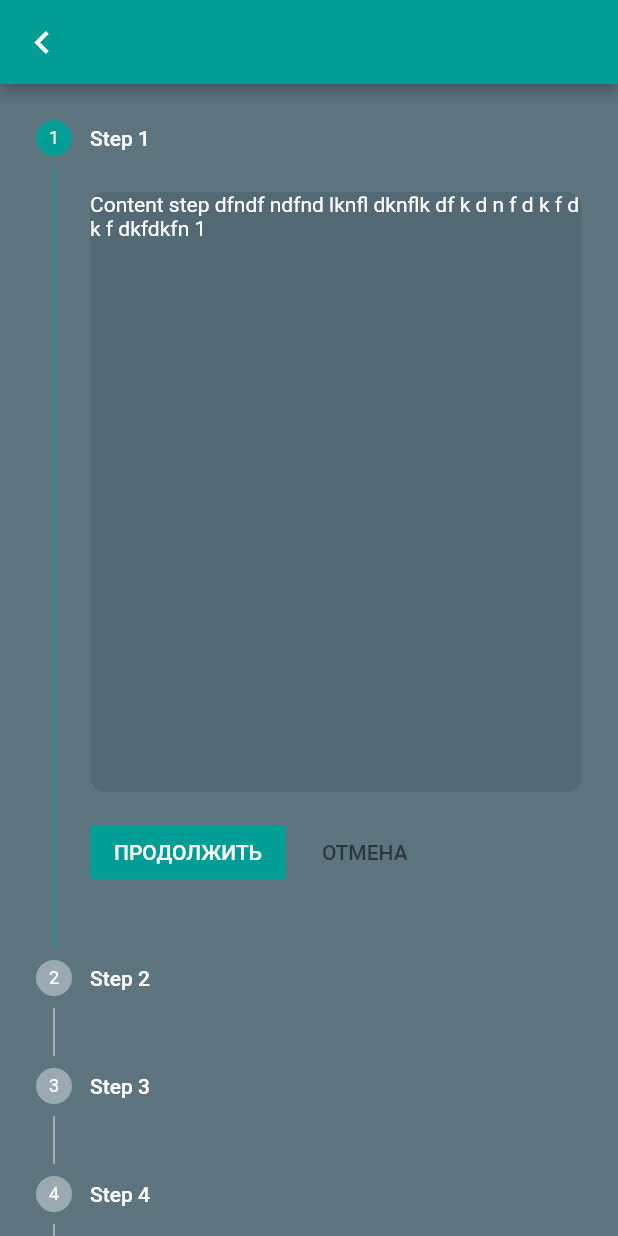
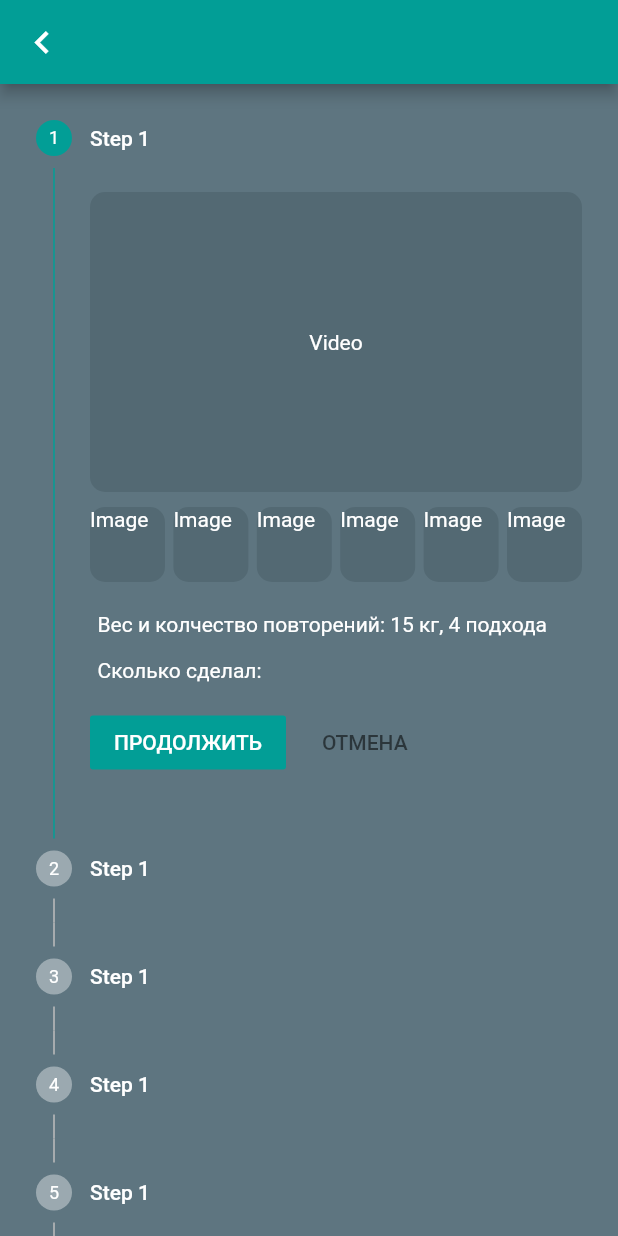
Before and after one commit to Finthan/pocket_coach, a Flutter app: the Workout screen opened directly with empty values, on a phone screen of 412 x 824 dp. Run offline on Flutter 3.47's test engine with Material 2 defaults, Android fonts, the phone set to English and light mode, and no system bars; our stand-ins replace flutter_svg, rive, syncfusion_flutter_calendar; missing offline and left inert: syncfusion_localizations.

Commit message:
модифицирован workout

```diff
--- a/lib/main.dart
+++ b/lib/main.dart
@@ -5,14 +5,24 @@ import 'package:syncfusion_flutter_calendar/calendar.dart';
 import 'package:syncfusion_localizations/syncfusion_localizations.dart';
 
 import 'constants.dart';
+import 'screens/auth_registration.dart/auth_registration_screen.dart';
 
 void main() {
   runApp(const Main());
 }
 
-class Main extends StatelessWidget {
+class Main extends StatefulWidget {
   const Main({super.key});
 
+  @override
+  State<Main> createState() => _MainState();
+}
+
+var isAuth = false;
+var login = "";
+var password = "";
+
+class _MainState extends State<Main> {
   @override
   Widget build(BuildContext context) {
     return MaterialApp(
@@ -46,7 +56,7 @@ class Main extends StatelessWidget {
         primaryColor: kNavBarIconColor,
         textTheme: Theme.of(context).textTheme.apply(bodyColor: kPrimaryColor),
       ),
-      home: const App(),
+      home: isAuth ? const App() : const AuthRegistrationScreen(),
     );
   }
 }
--- a/lib/screens/workout/components/list_workout.dart
+++ b/lib/screens/workout/components/list_workout.dart
@@ -29,7 +29,7 @@ class _ListWorkoutState extends State<ListWorkout>
 
   @override
   Widget build(BuildContext context) {
-    final DateTime todayDay = DateTime.parse("2023-04-17 00:00:00Z");
+    final DateTime todayDay = DateTime.now();
     var weekList = ["", "", ""];
     var nameWorkout = [
       "Нет запланированной тренировки",
@@ -123,7 +123,7 @@ class _ListWorkoutState extends State<ListWorkout>
         for (var i = 0; i < 3; i++)
           GestureDetector(
             onTap: () {
-              if (weekList[i] == "Сегодня" && i == 0) {
+              if (i == 0) {
                 Navigator.push(
                   context,
                   MaterialPageRoute(
--- a/lib/screens/workout/components/workout.dart
+++ b/lib/screens/workout/components/workout.dart
@@ -19,8 +19,22 @@ class Workout extends StatefulWidget {
 class _WorkoutState extends State<Workout> {
   int _currentStep = 0;
 
+  int i = 0;
+  int countWidget = 6;
+  int countWorkout = 6;
+  var countTrue = true;
+
   @override
   Widget build(BuildContext context) {
+    if (countWidget <= 5) {
+      setState(() {
+        countTrue = false;
+      });
+    } else {
+      setState(() {
+        countTrue = true;
+      });
+    }
     return Scaffold(
       appBar: AppBar(
         leading: IconButton(
@@ -34,9 +48,10 @@ class _WorkoutState extends State<Workout> {
       ),
       body: Stepper(
         steps: [
+          for (i = 0; i < countWorkout; i++)
             Step(
-            state: _currentStep > 0 ? StepState.complete : StepState.disabled,
-            isActive: _currentStep == 0,
+              state: _currentStep > i ? StepState.complete : StepState.disabled,
+              isActive: _currentStep == i,
               title: const Text(
                 "Step 1",
                 style: TextStyle(color: kWhiteColor),
@@ -46,124 +61,71 @@ class _WorkoutState extends State<Workout> {
                   Container(
                     // padding: const EdgeInsets.only(left: 20, top: 20, right: 20),
                     width: 500,
-                  height: 400,
+                    height: 200,
                     decoration: const BoxDecoration(
                       color: kWorkoutColor,
                       borderRadius: BorderRadius.all(Radius.circular(10)),
                     ),
+                    child: const Center(
+                      child: Text(
+                        "Video",
+                        style: TextStyle(color: kWhiteColor),
+                      ),
+                    ),
+                  ),
+                  Padding(
+                    padding: const EdgeInsets.only(top: 10),
+                    child: Row(
+                      mainAxisAlignment: countTrue
+                          ? MainAxisAlignment.spaceBetween
+                          : MainAxisAlignment.start,
+                      children: [
+                        for (var j = 0; j < countWidget; j++)
+                          Padding(
+                            padding: countTrue
+                                ? const EdgeInsets.only(right: 0)
+                                : const EdgeInsets.only(right: 10),
+                            child: Container(
+                              width: 50,
+                              height: 50,
+                              decoration: const BoxDecoration(
+                                color: kWorkoutColor,
+                                borderRadius:
+                                    BorderRadius.all(Radius.circular(10)),
+                              ),
                               child: const Text(
-                    "Content step dfndf ndfnd lknfl dknflk df k d n f d k f d k f dkfdkfn 1 ",
+                                "Image",
+                                style: TextStyle(color: kWhiteColor),
+                              ),
+                            ),
+                          ),
+                      ],
+                    ),
+                  ),
+                  Container(
+                    alignment: Alignment.centerLeft,
+                    padding: const EdgeInsets.only(left: 5, top: 20),
+                    child: const Text(
+                      "Вес и колчество повторений: 15 кг, 4 подхода",
+                      style: TextStyle(color: kWhiteColor),
+                    ),
+                  ),
+                  Container(
+                    alignment: Alignment.centerLeft,
+                    padding: const EdgeInsets.only(left: 5, top: 15),
+                    child: const Text(
+                      "Сколько сделал:",
                       style: TextStyle(color: kWhiteColor),
                     ),
                   ),
                 ],
               ),
             ),
-          Step(
-            state: _currentStep > 1 ? StepState.complete : StepState.disabled,
-            isActive: _currentStep == 1,
-            title: const Text(
-              "Step 2",
-              style: TextStyle(color: kWhiteColor),
-            ),
-            content: Container(
-              padding: const EdgeInsets.only(left: 20, top: 20, right: 20),
-              width: 500,
-              height: 400,
-              decoration: const BoxDecoration(
-                color: kWorkoutColor,
-                borderRadius: BorderRadius.all(Radius.circular(10)),
-              ),
-              child: const Text(
-                "Content stepdfndfndfndlknfldknflkdfkdnfdkfdkfdkfdkfn 1",
-                style: TextStyle(color: kWhiteColor),
-              ),
-            ),
-          ),
-          Step(
-            state: _currentStep > 2 ? StepState.complete : StepState.disabled,
-            isActive: _currentStep == 2,
-            title: const Text(
-              "Step 3",
-              style: TextStyle(color: kWhiteColor),
-            ),
-            content: Container(
-              padding: const EdgeInsets.only(left: 20, top: 20, right: 20),
-              width: 500,
-              height: 400,
-              decoration: const BoxDecoration(
-                color: kWorkoutColor,
-                borderRadius: BorderRadius.all(Radius.circular(10)),
-              ),
-              child: const Text(
-                "Content stepdfndfndfndlknfldknflkdfkdnfdkfdkfdkfdkfn 1",
-                style: TextStyle(color: kWhiteColor),
-              ),
-            ),
-          ),
-          Step(
-            state: _currentStep > 3 ? StepState.complete : StepState.disabled,
-            isActive: _currentStep == 3,
-            title: const Text(
-              "Step 4",
-              style: TextStyle(color: kWhiteColor),
-            ),
-            content: Container(
-              padding: const EdgeInsets.only(left: 20, top: 20, right: 20),
-              width: 500,
-              height: 400,
-              decoration: const BoxDecoration(
-                color: kWorkoutColor,
-                borderRadius: BorderRadius.all(Radius.circular(10)),
-              ),
-              child: const Text(
-                "Content stepdfndfndfndlknfldknflkdfkdnfdkfdkfdkfdkfn 1",
-                style: TextStyle(color: kWhiteColor),
-              ),
-            ),
-          ),
-          Step(
-            state: _currentStep > 4 ? StepState.complete : StepState.disabled,
-            isActive: _currentStep == 4,
-            title: const Text(
-              "Step 5",
-              style: TextStyle(color: kWhiteColor),
-            ),
-            content: Container(
-              padding: const EdgeInsets.only(left: 15, top: 15, right: 15),
-              width: 500,
-              height: 400,
-              decoration: const BoxDecoration(
-                color: kWorkoutColor,
-                borderRadius: BorderRadius.all(Radius.circular(10)),
-              ),
-              child: Column(
-                children: const [
-                  Text(
-                    "Content s te pdfndfndfndlk nfldknflkdfk dnfdkfdkfd kfdkfn 1",
-                    style: TextStyle(color: kWhiteColor),
-                  ),
-                  Text(
-                    "Content stepdfndfndfndlknfldknflkdfkdnfdkfdkfdkfdkfn 1",
-                    style: TextStyle(color: kWhiteColor),
-                  ),
-                  Text(
-                    "Content stepdfndfndfndlknfldknflkdfkdnfdkfdkfdkfdkfn 1",
-                    style: TextStyle(color: kWhiteColor),
-                  ),
-                  Text(
-                    "Content stepdfndfndfndlknfldknflkdfkdnfdkfdkfdkfdkfn 1",
-                    style: TextStyle(color: kWhiteColor),
-                  ),
-                ],
-              ),
-            ),
-          ),
         ],
         currentStep: _currentStep,
         onStepContinue: () {
           setState(() {
-            if (_currentStep != 4) {
+            if (_currentStep != i - 1) {
               _currentStep += 1;
             } else {
               print("Завершение тренировки");
--- a/pubspec.yaml
+++ b/pubspec.yaml
@@ -37,6 +37,7 @@ dependencies:
   syncfusion_flutter_calendar: ^21.1.38
   flutter_localization: ^0.1.10
   syncfusion_localizations: ^21.1.38
+  pedantic_mono: ^1.21.1
 
 dev_dependencies:
   flutter_test:
```
Also changed, not shown: lib/screens/auth_registration.dart/components/body.dart (added, +80 -0 lines), pubspec.lock. Lines whose indentation alone changed are shown as unchanged.
